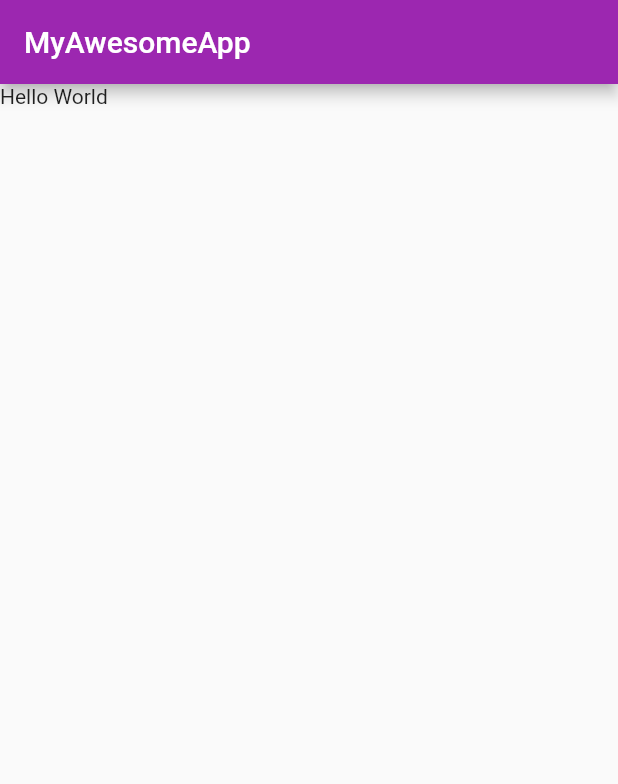
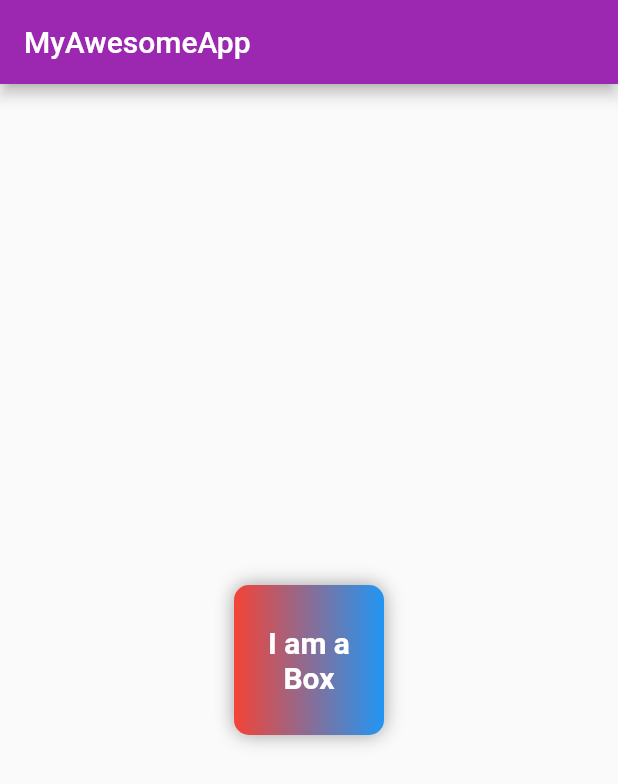
Before and after one commit to codersangam/flutter-basics, a Flutter app: the screen it shows after launch, on a phone screen of 412 x 824 dp. Shown: the top 784 px of the screen. Run offline on Flutter 3.47's test engine with Material 2 defaults, Android fonts, the phone set to English and light mode, and no system bars.

Commit message:
day2 complete

```diff
--- a/lib/main.dart
+++ b/lib/main.dart
@@ -1,3 +1,5 @@
+import 'dart:ui';
+
 import 'package:flutter/material.dart';
 
 void main() {
@@ -14,8 +16,25 @@
   Widget build(BuildContext context) {
     return Scaffold(
       appBar: AppBar(title: Text("MyAwesomeApp")),
-      body: Container(
-        child: Text("Hello World"),
+      body: Center(
+        child: Container(
+          // color: Colors.red,
+          padding: EdgeInsets.all(10),
+          height: 100,
+          width: 100,
+          alignment: Alignment.center,
+          decoration: BoxDecoration(
+              color: Colors.red,
+              borderRadius: BorderRadius.circular(10),
+              gradient: LinearGradient(colors: [Colors.red, Colors.blue]),
+              boxShadow: [BoxShadow(color: Colors.grey, blurRadius: 10)]),
+          child: Text(
+            "I am a Box",
+            textAlign: TextAlign.center,
+            style: TextStyle(
+                color: Colors.white, fontSize: 20, fontWeight: FontWeight.bold),
+          ),
+        ),
       ),
     );
   }
```
